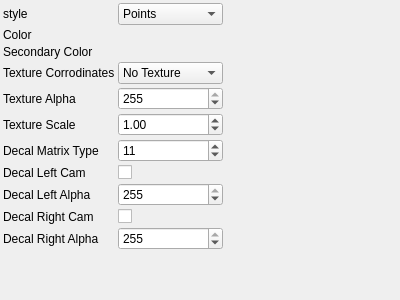
PimenovAlexander/corecvs, file utils/3d/generated/draw3dParametersControlWidget.ui: the form before one commit.
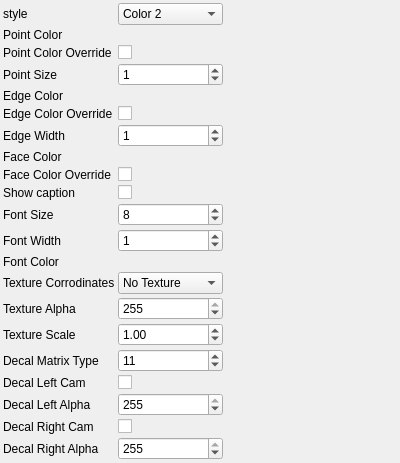
The form after the commit. Custom widgets are drawn as their Qt base class.

The edit to the form file:
```diff
--- a/utils/3d/generated/draw3dParametersControlWidget.ui
+++ b/utils/3d/generated/draw3dParametersControlWidget.ui
@@ -30,7 +30,7 @@
     <item row="0" column="1">
      <widget class="QComboBox" name="styleComboBox">
        <property name="currentIndex">
-         <number>0</number>
+         <number>3</number>
        </property>
        <item>
         <property name="text">
@@ -65,7 +65,7 @@
     <item row="1" column="0">
      <widget class="QLabel" name="label_1">
        <property name="text">
-         <string>Color</string>
+         <string>Point Color</string>
        </property>
      </widget>
     </item>
@@ -79,12 +79,12 @@
     <item row="2" column="0">
      <widget class="QLabel" name="label_2">
        <property name="text">
-         <string>Secondary Color</string>
+         <string>Point Color Override</string>
        </property>
      </widget>
     </item>
     <item row="2" column="1">
-     <widget class="RgbColorParametersControlWidget" name="secondaryColorControlWidget">
+     <widget class="QCheckBox" name="pointColorOverrideCheckBox">
        <property name="toolTip">
          <string>Secondary Color</string>
        </property>
@@ -93,96 +93,66 @@
     <item row="3" column="0">
      <widget class="QLabel" name="label_3">
        <property name="text">
-         <string>Texture Corrodinates</string>
+         <string>Point Size</string>
        </property>
      </widget>
     </item>
     <item row="3" column="1">
-     <widget class="QComboBox" name="textureCorrodinatesComboBox">
-       <property name="currentIndex">
-         <number>0</number>
-       </property>
-       <item>
-        <property name="text">
-         <string>No Texture</string>
-        </property>
-       </item>
-       <item>
-        <property name="text">
-         <string>Auto Decide</string>
-        </property>
-       </item>
-       <item>
-        <property name="text">
-         <string>Force Texture</string>
-        </property>
-       </item>
+     <widget class="QSpinBox" name="pointSizeSpinBox">
        <property name="toolTip">
-         <string>Texture Corrodinates</string>
+         <string>Point Size</string>
+       </property>
+       <property name="minimum">
+        <number>0</number>
+       </property>
+       <property name="maximum">
+        <number>255</number>
+       </property>
+       <property name="singleStep">
+        <number>1</number>
+       </property>
+       <property name="value">
+        <number>1</number>
        </property>
      </widget>
     </item>
     <item row="4" column="0">
      <widget class="QLabel" name="label_4">
        <property name="text">
-         <string>Texture Alpha</string>
+         <string>Edge Color</string>
        </property>
      </widget>
     </item>
     <item row="4" column="1">
-     <widget class="QSpinBox" name="textureAlphaSpinBox">
+     <widget class="RgbColorParametersControlWidget" name="edgeColorControlWidget">
        <property name="toolTip">
-         <string>Texture Alpha</string>
-       </property>
-       <property name="minimum">
-        <number>0</number>
-       </property>
-       <property name="maximum">
-        <number>255</number>
-       </property>
-       <property name="singleStep">
-        <number>1</number>
-       </property>
-       <property name="value">
-        <number>255</number>
+         <string>Edge Color</string>
        </property>
      </widget>
     </item>
     <item row="5" column="0">
      <widget class="QLabel" name="label_5">
        <property name="text">
-         <string>Texture Scale</string>
+         <string>Edge Color Override</string>
        </property>
      </widget>
     </item>
     <item row="5" column="1">
-     <widget class="QDoubleSpinBox" name="textureScaleSpinBox">
+     <widget class="QCheckBox" name="edgeColorOverrideCheckBox">
        <property name="toolTip">
-         <string>Texture Scale</string>
-       </property>
-       <property name="minimum">
-        <double>0</double>
-       </property>
-       <property name="maximum">
-        <double>2000</double>
-       </property>
-       <property name="singleStep">
-        <double>1</double>
-       </property>
-       <property name="value">
-        <double>1</double>
+         <string>Edge Color Override</string>
        </property>
      </widget>
     </item>
     <item row="6" column="0">
      <widget class="QLabel" name="label_6">
        <property name="text">
-         <string>Decal Matrix Type</string>
+         <string>Edge Width</string>
        </property>
      </widget>
     </item>
     <item row="6" column="1">
-     <widget class="QSpinBox" name="decalMatrixTypeSpinBox">
+     <widget class="QSpinBox" name="edgeWidthSpinBox">
        <property name="toolTip">
          <string>Decal Matrix Type</string>
        </property>
@@ -190,25 +160,25 @@
         <number>0</number>
        </property>
        <property name="maximum">
-        <number>19</number>
+        <number>255</number>
        </property>
        <property name="singleStep">
         <number>1</number>
        </property>
        <property name="value">
-        <number>11</number>
+        <number>1</number>
        </property>
      </widget>
     </item>
     <item row="7" column="0">
      <widget class="QLabel" name="label_7">
        <property name="text">
-         <string>Decal Left Cam</string>
+         <string>Face Color</string>
        </property>
      </widget>
     </item>
     <item row="7" column="1">
-     <widget class="QCheckBox" name="decalLeftCamCheckBox">
+     <widget class="RgbColorParametersControlWidget" name="faceColorControlWidget">
        <property name="toolTip">
          <string>Decal Left Cam</string>
        </property>
@@ -217,38 +187,26 @@
     <item row="8" column="0">
      <widget class="QLabel" name="label_8">
        <property name="text">
-         <string>Decal Left Alpha</string>
+         <string>Face Color Override</string>
        </property>
      </widget>
     </item>
     <item row="8" column="1">
-     <widget class="QSpinBox" name="decalLeftAlphaSpinBox">
+     <widget class="QCheckBox" name="faceColorOverrideCheckBox">
        <property name="toolTip">
-         <string>Decal Left Alpha</string>
-       </property>
-       <property name="minimum">
-        <number>0</number>
-       </property>
-       <property name="maximum">
-        <number>255</number>
-       </property>
-       <property name="singleStep">
-        <number>1</number>
-       </property>
-       <property name="value">
-        <number>255</number>
+         <string>Face Color Override</string>
        </property>
      </widget>
     </item>
     <item row="9" column="0">
      <widget class="QLabel" name="label_9">
        <property name="text">
-         <string>Decal Right Cam</string>
+         <string>Show caption</string>
        </property>
      </widget>
     </item>
     <item row="9" column="1">
-     <widget class="QCheckBox" name="decalRightCamCheckBox">
+     <widget class="QCheckBox" name="showCaptionCheckBox">
        <property name="toolTip">
          <string>Decal Right Cam</string>
        </property>
@@ -257,11 +215,241 @@
     <item row="10" column="0">
      <widget class="QLabel" name="label_10">
        <property name="text">
-         <string>Decal Right Alpha</string>
+         <string>Font Size</string>
        </property>
      </widget>
     </item>
     <item row="10" column="1">
+     <widget class="QSpinBox" name="fontSizeSpinBox">
+       <property name="toolTip">
+         <string>Font Size</string>
+       </property>
+       <property name="minimum">
+        <number>0</number>
+       </property>
+       <property name="maximum">
+        <number>255</number>
+       </property>
+       <property name="singleStep">
+        <number>1</number>
+       </property>
+       <property name="value">
+        <number>8</number>
+       </property>
+     </widget>
+    </item>
+    <item row="11" column="0">
+     <widget class="QLabel" name="label_11">
+       <property name="text">
+         <string>Font Width</string>
+       </property>
+     </widget>
+    </item>
+    <item row="11" column="1">
+     <widget class="QSpinBox" name="fontWidthSpinBox">
+       <property name="toolTip">
+         <string>Font Width</string>
+       </property>
+       <property name="minimum">
+        <number>0</number>
+       </property>
+       <property name="maximum">
+        <number>255</number>
+       </property>
+       <property name="singleStep">
+        <number>1</number>
+       </property>
+       <property name="value">
+        <number>1</number>
+       </property>
+     </widget>
+    </item>
+    <item row="12" column="0">
+     <widget class="QLabel" name="label_12">
+       <property name="text">
+         <string>Font Color</string>
+       </property>
+     </widget>
+    </item>
+    <item row="12" column="1">
+     <widget class="RgbColorParametersControlWidget" name="fontColorControlWidget">
+       <property name="toolTip">
+         <string>Font Color</string>
+       </property>
+     </widget>
+    </item>
+    <item row="13" column="0">
+     <widget class="QLabel" name="label_13">
+       <property name="text">
+         <string>Texture Corrodinates</string>
+       </property>
+     </widget>
+    </item>
+    <item row="13" column="1">
+     <widget class="QComboBox" name="textureCorrodinatesComboBox">
+       <property name="currentIndex">
+         <number>0</number>
+       </property>
+       <item>
+        <property name="text">
+         <string>No Texture</string>
+        </property>
+       </item>
+       <item>
+        <property name="text">
+         <string>Auto Decide</string>
+        </property>
+       </item>
+       <item>
+        <property name="text">
+         <string>Force Texture</string>
+        </property>
+       </item>
+       <property name="toolTip">
+         <string>Texture Corrodinates</string>
+       </property>
+     </widget>
+    </item>
+    <item row="14" column="0">
+     <widget class="QLabel" name="label_14">
+       <property name="text">
+         <string>Texture Alpha</string>
+       </property>
+     </widget>
+    </item>
+    <item row="14" column="1">
+     <widget class="QSpinBox" name="textureAlphaSpinBox">
+       <property name="toolTip">
+         <string>Texture Alpha</string>
+       </property>
+       <property name="minimum">
+        <number>0</number>
+       </property>
+       <property name="maximum">
+        <number>255</number>
+       </property>
+       <property name="singleStep">
+        <number>1</number>
+       </property>
+       <property name="value">
+        <number>255</number>
+       </property>
+     </widget>
+    </item>
+    <item row="15" column="0">
+     <widget class="QLabel" name="label_15">
+       <property name="text">
+         <string>Texture Scale</string>
+       </property>
+     </widget>
+    </item>
+    <item row="15" column="1">
+     <widget class="QDoubleSpinBox" name="textureScaleSpinBox">
+       <property name="toolTip">
+         <string>Texture Scale</string>
+       </property>
+       <property name="minimum">
+        <double>0</double>
+       </property>
+       <property name="maximum">
+        <double>2000</double>
+       </property>
+       <property name="singleStep">
+        <double>1</double>
+       </property>
+       <property name="value">
+        <double>1</double>
+       </property>
+     </widget>
+    </item>
+    <item row="16" column="0">
+     <widget class="QLabel" name="label_16">
+       <property name="text">
+         <string>Decal Matrix Type</string>
+       </property>
+     </widget>
+    </item>
+    <item row="16" column="1">
+     <widget class="QSpinBox" name="decalMatrixTypeSpinBox">
+       <property name="toolTip">
+         <string>Decal Matrix Type</string>
+       </property>
+       <property name="minimum">
+        <number>0</number>
+       </property>
+       <property name="maximum">
+        <number>19</number>
+       </property>
+       <property name="singleStep">
+        <number>1</number>
+       </property>
+       <property name="value">
+        <number>11</number>
+       </property>
+     </widget>
+    </item>
+    <item row="17" column="0">
+     <widget class="QLabel" name="label_17">
+       <property name="text">
+         <string>Decal Left Cam</string>
+       </property>
+     </widget>
+    </item>
+    <item row="17" column="1">
+     <widget class="QCheckBox" name="decalLeftCamCheckBox">
+       <property name="toolTip">
+         <string>Decal Left Cam</string>
+       </property>
+     </widget>
+    </item>
+    <item row="18" column="0">
+     <widget class="QLabel" name="label_18">
+       <property name="text">
+         <string>Decal Left Alpha</string>
+       </property>
+     </widget>
+    </item>
+    <item row="18" column="1">
+     <widget class="QSpinBox" name="decalLeftAlphaSpinBox">
+       <property name="toolTip">
+         <string>Decal Left Alpha</string>
+       </property>
+       <property name="minimum">
+        <number>0</number>
+       </property>
+       <property name="maximum">
+        <number>255</number>
+       </property>
+       <property name="singleStep">
+        <number>1</number>
+       </property>
+       <property name="value">
+        <number>255</number>
+       </property>
+     </widget>
+    </item>
+    <item row="19" column="0">
+     <widget class="QLabel" name="label_19">
+       <property name="text">
+         <string>Decal Right Cam</string>
+       </property>
+     </widget>
+    </item>
+    <item row="19" column="1">
+     <widget class="QCheckBox" name="decalRightCamCheckBox">
+       <property name="toolTip">
+         <string>Decal Right Cam</string>
+       </property>
+     </widget>
+    </item>
+    <item row="20" column="0">
+     <widget class="QLabel" name="label_20">
+       <property name="text">
+         <string>Decal Right Alpha</string>
+       </property>
+     </widget>
+    </item>
+    <item row="20" column="1">
      <widget class="QSpinBox" name="decalRightAlphaSpinBox">
        <property name="toolTip">
          <string>Decal Right Alpha</string>
@@ -280,7 +468,7 @@
        </property>
      </widget>
     </item>
-   <item row="11" column="0">
+   <item row="21" column="0">
     <spacer name="verticalSpacer">
      <property name="orientation">
       <enum>Qt::Vertical</enum>
@@ -293,7 +481,7 @@
      </property>
     </spacer>
    </item>
-   <item row="11" column="2">
+   <item row="21" column="2">
     <spacer name="horizontalSpacer">
      <property name="orientation">
       <enum>Qt::Horizontal</enum>
@@ -394,5 +582,17 @@
    <header>rgbColorParametersControlWidget.h</header>
    <container>1</container>
   </customwidget>
+  <customwidget>
+   <class>RgbColorParametersControlWidget</class>
+   <extends>QWidget</extends>
+   <header>rgbColorParametersControlWidget.h</header>
+   <container>1</container>
+  </customwidget>
+  <customwidget>
+   <class>RgbColorParametersControlWidget</class>
+   <extends>QWidget</extends>
+   <header>rgbColorParametersControlWidget.h</header>
+   <container>1</container>
+  </customwidget>
  </customwidgets>
 </ui>
```
Left out of the diff: 76 changed lines with no effect on the pictures.
